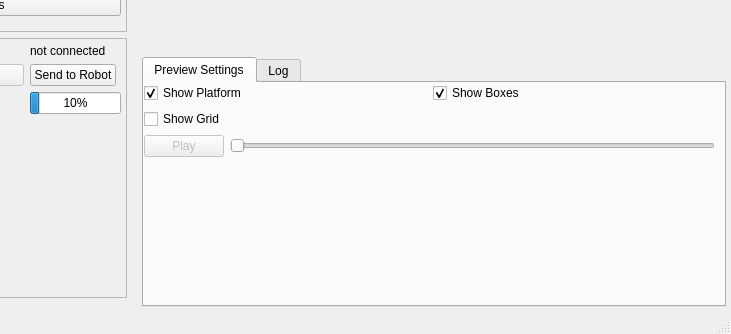
robin-gdwl/UR_Playground, file UR_playground_mainwindow03.ui: the form before one commit; both pictures show x 237 to 968 and y 451 to 785 of the 968 by 785 pixel window.
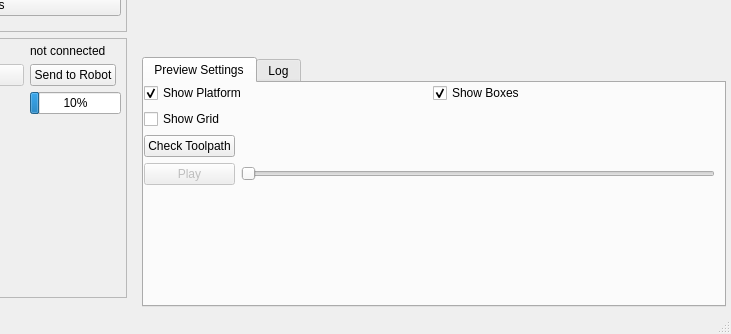
The form after the commit. The open tabs and pages were chosen to show the change.

```diff
--- a/UR_playground_mainwindow03.ui
+++ b/UR_playground_mainwindow03.ui
@@ -1184,8 +1184,8 @@
            </item>
            <item>
             <layout class="QGridLayout" name="gridLayout_7">
-             <item row="0" column="0">
-              <widget class="QPushButton" name="pushButton_2">
+             <item row="1" column="0">
+              <widget class="QPushButton" name="btnPlay">
                <property name="enabled">
                 <bool>false</bool>
                </property>
@@ -1194,16 +1194,23 @@
                </property>
               </widget>
              </item>
-             <item row="0" column="1">
-              <widget class="QSlider" name="horizontalSlider">
+             <item row="1" column="1">
+              <widget class="QSlider" name="sliderPlay">
                <property name="enabled">
-                <bool>false</bool>
+                <bool>true</bool>
                </property>
                <property name="orientation">
                 <enum>Qt::Horizontal</enum>
                </property>
               </widget>
              </item>
+             <item row="0" column="0">
+              <widget class="QPushButton" name="btnCheck">
+               <property name="text">
+                <string>Check Toolpath</string>
+               </property>
+              </widget>
+             </item>
             </layout>
            </item>
            <item>
```
Left out of the diff: 6 changed lines with no effect on the pictures.
